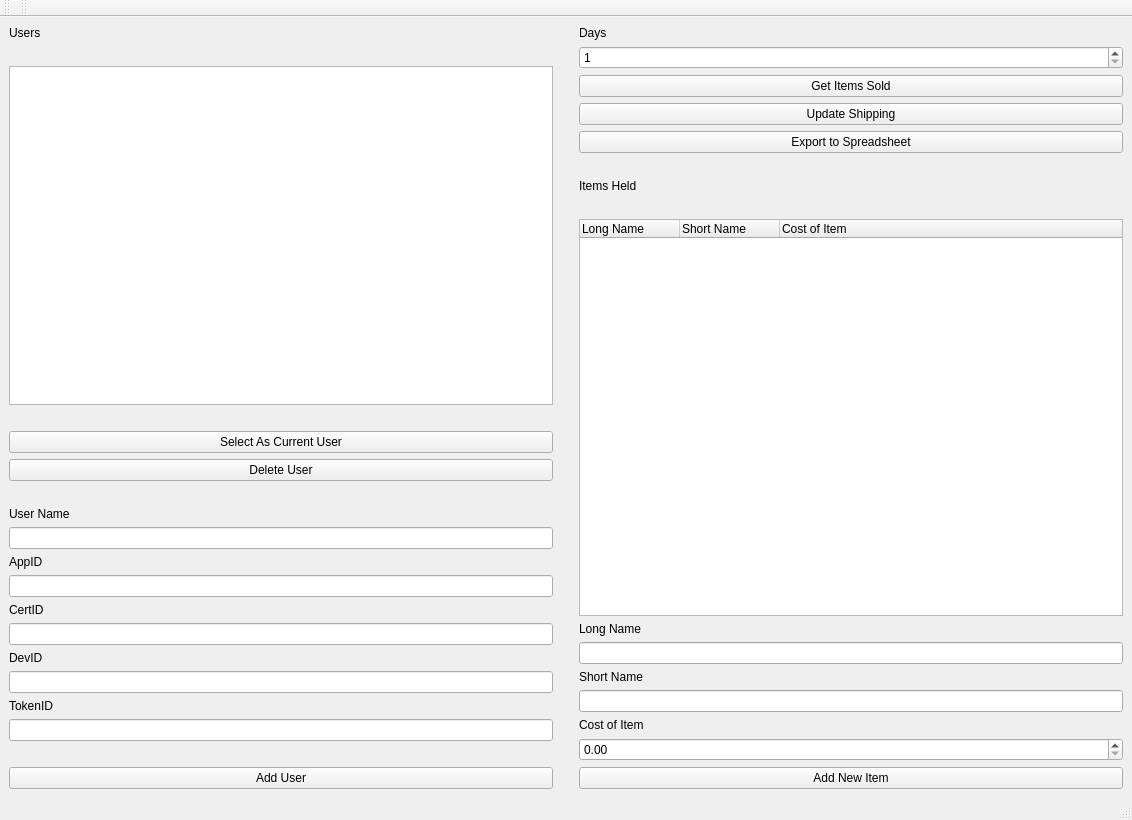
Above: design.ui from suhussai/ebayApp before the change. Below: the same form after it.
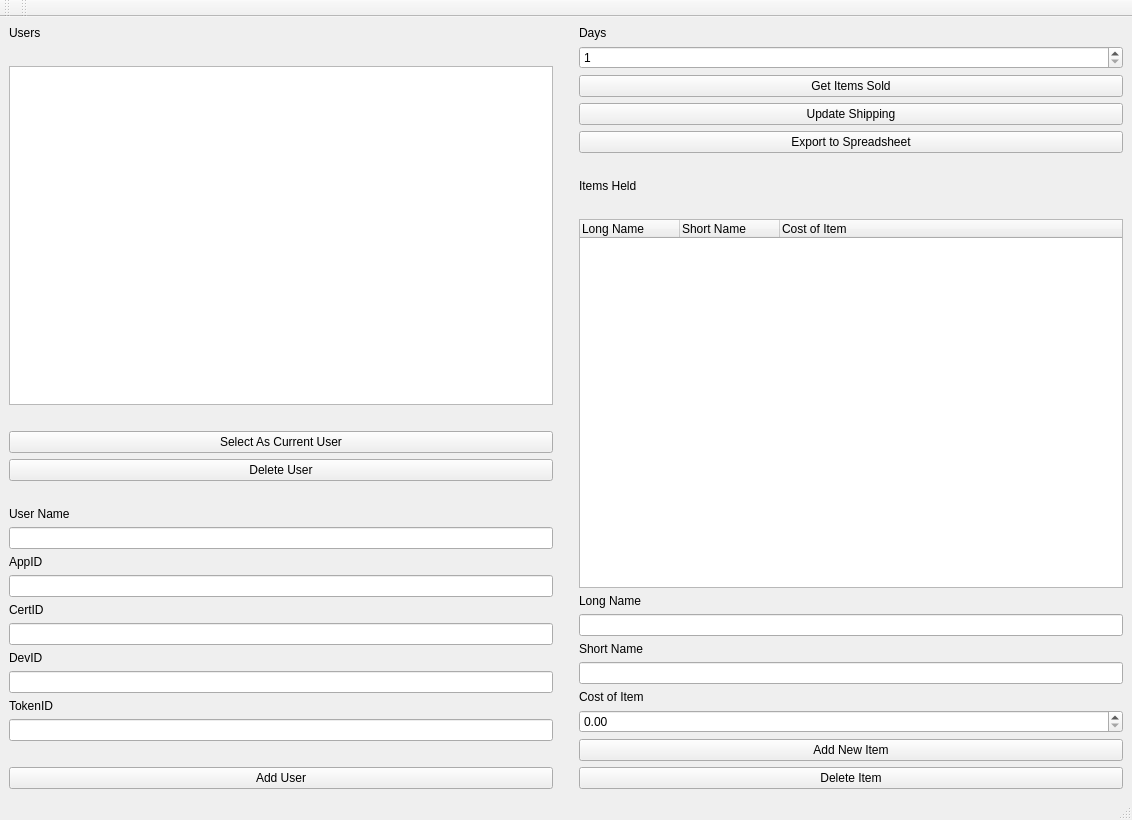
That is the form after the change.

Commit message: implemented deletion of items held

```diff
--- a/design.ui
+++ b/design.ui
@@ -315,6 +315,13 @@
         </property>
        </widget>
       </item>
+      <item>
+       <widget class="QPushButton" name="btnDeleteItem">
+        <property name="text">
+         <string>Delete Item</string>
+        </property>
+       </widget>
+      </item>
      </layout>
     </item>
    </layout>
```
The commit also changes 2 other files.
